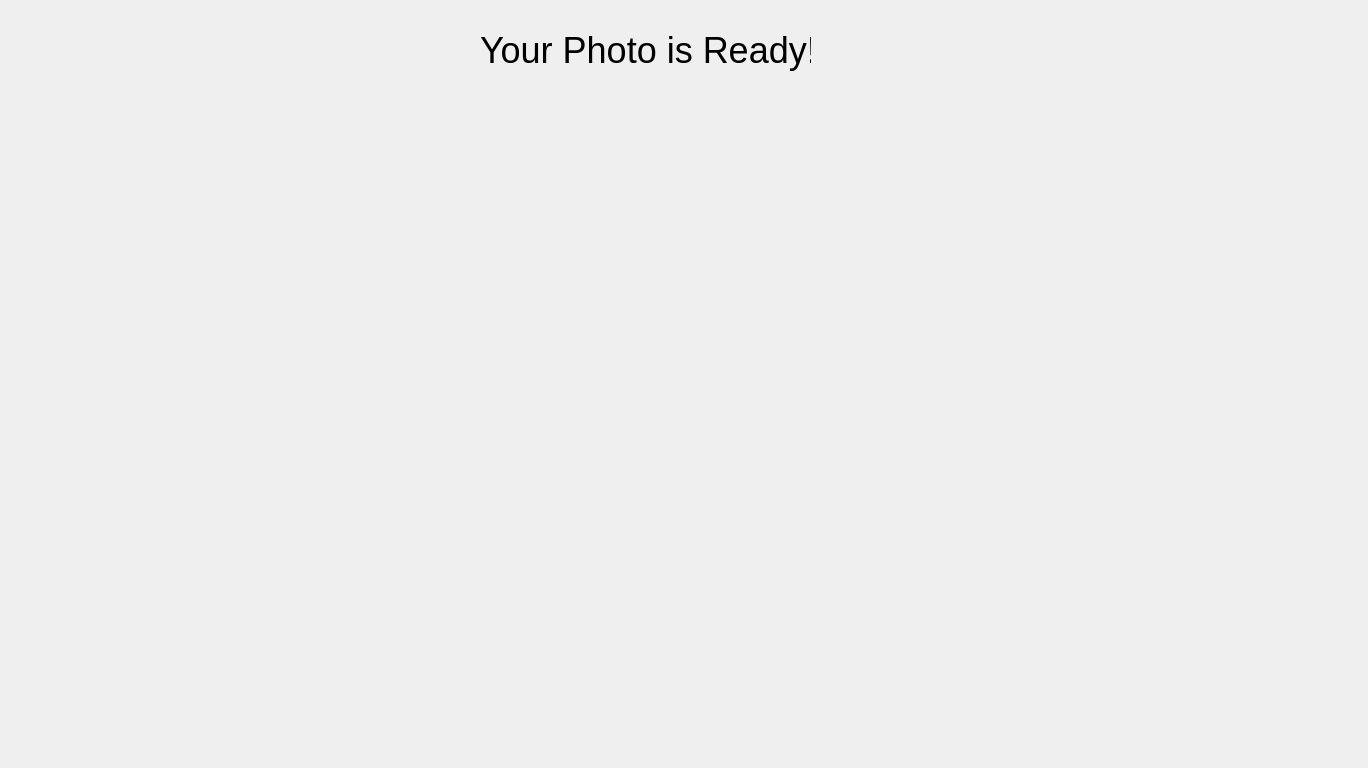
First picture: the form in mainwindow.ui, repository samckittrick/PiBooth, before the edit.
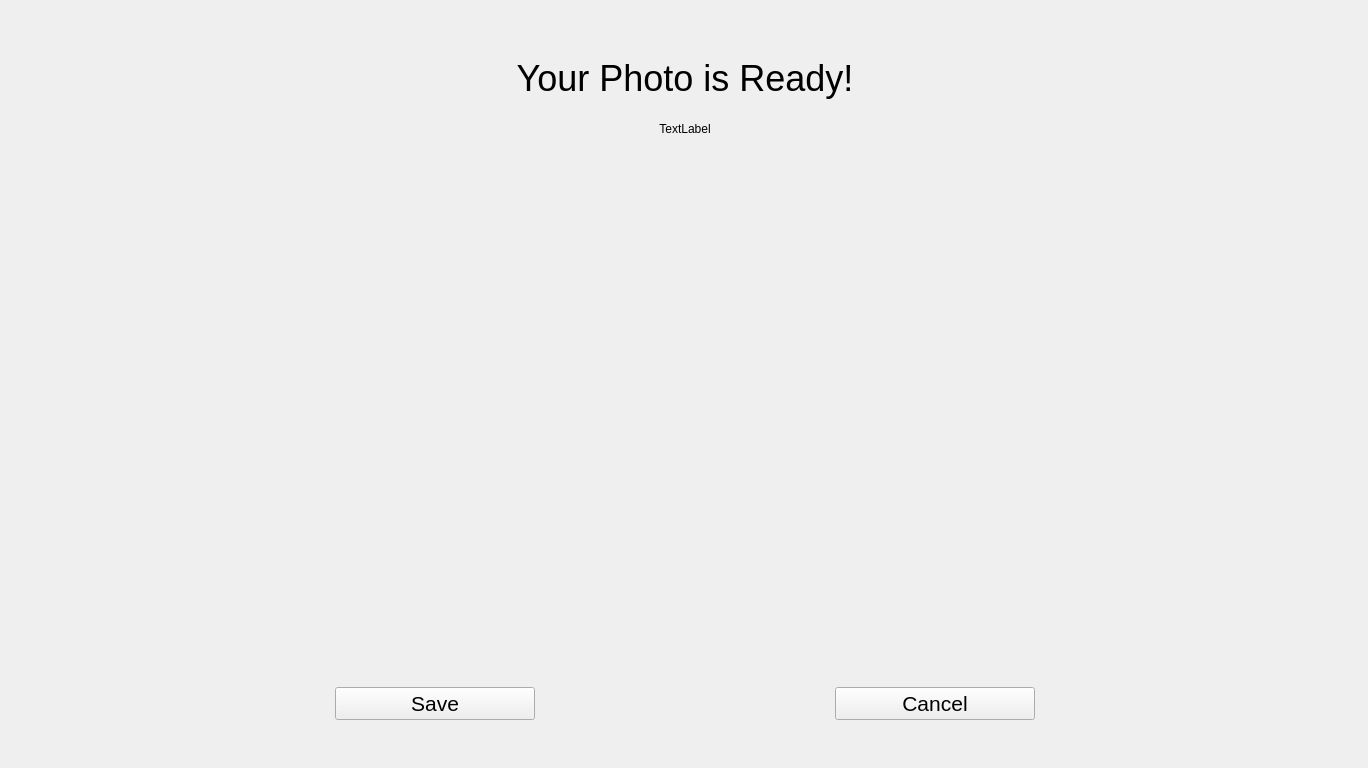
Second picture: the form after the edit. The open tabs and pages were chosen to show the change.

Patch:
```diff
--- a/mainwindow.ui
+++ b/mainwindow.ui
@@ -23,6 +23,12 @@
       <height>768</height>
      </rect>
     </property>
+    <property name="layoutDirection">
+     <enum>Qt::LeftToRight</enum>
+    </property>
+    <property name="currentIndex">
+     <number>3</number>
+    </property>
     <widget class="QWidget" name="page">
      <widget class="QWidget" name="gridLayoutWidget">
       <property name="geometry">
@@ -57,69 +63,192 @@
       <property name="geometry">
        <rect>
         <x>70</x>
-        <y>110</y>
+        <y>50</y>
         <width>1221</width>
-        <height>611</height>
+        <height>671</height>
        </rect>
       </property>
       <layout class="QGridLayout" name="gridLayout_2">
+       <item row="1" column="0">
+        <widget class="QListView" name="templateView">
+         <property name="viewMode">
+          <enum>QListView::IconMode</enum>
+         </property>
+        </widget>
+       </item>
        <item row="0" column="0">
-        <widget class="QListView" name="templateView"/>
+        <widget class="QLabel" name="templateSelectLabel">
+         <property name="font">
+          <font>
+           <pointsize>27</pointsize>
+          </font>
+         </property>
+         <property name="layoutDirection">
+          <enum>Qt::LeftToRight</enum>
+         </property>
+         <property name="text">
+          <string>Please Select a Template</string>
+         </property>
+         <property name="alignment">
+          <set>Qt::AlignCenter</set>
+         </property>
+        </widget>
        </item>
       </layout>
      </widget>
-     <widget class="QLabel" name="label">
-      <property name="geometry">
-       <rect>
-        <x>480</x>
-        <y>40</y>
-        <width>431</width>
-        <height>41</height>
-       </rect>
-      </property>
-      <property name="font">
-       <font>
-        <pointsize>27</pointsize>
-       </font>
-      </property>
-      <property name="text">
-       <string>Please Select a Template</string>
-      </property>
-     </widget>
     </widget>
+    <widget class="QWidget" name="page_4"/>
     <widget class="QWidget" name="page_3">
-     <widget class="QLabel" name="label_3">
+     <widget class="QWidget" name="verticalLayoutWidget">
       <property name="geometry">
        <rect>
-        <x>480</x>
+        <x>30</x>
         <y>30</y>
-        <width>331</width>
-        <height>41</height>
+        <width>1311</width>
+        <height>701</height>
        </rect>
       </property>
+      <layout class="QGridLayout" name="gridLayout_3" rowstretch="1,3,0">
+       <item row="2" column="1">
+        <widget class="QPushButton" name="CancelButton">
+         <property name="sizePolicy">
+          <sizepolicy hsizetype="Preferred" vsizetype="Preferred">
+           <horstretch>0</horstretch>
+           <verstretch>0</verstretch>
+          </sizepolicy>
+         </property>
+         <property name="maximumSize">
+          <size>
+           <width>200</width>
+           <height>16777215</height>
+          </size>
+         </property>
+         <property name="font">
+          <font>
+           <pointsize>16</pointsize>
+          </font>
+         </property>
+         <property name="text">
+          <string>Cancel</string>
+         </property>
+        </widget>
+       </item>
+       <item row="2" column="0">
+        <widget class="QPushButton" name="SaveButton">
+         <property name="sizePolicy">
+          <sizepolicy hsizetype="Preferred" vsizetype="Preferred">
+           <horstretch>0</horstretch>
+           <verstretch>0</verstretch>
+          </sizepolicy>
+         </property>
+         <property name="maximumSize">
+          <size>
+           <width>200</width>
+           <height>16777215</height>
+          </size>
+         </property>
+         <property name="font">
+          <font>
+           <pointsize>16</pointsize>
+          </font>
+         </property>
+         <property name="text">
+          <string>Save</string>
+         </property>
+        </widget>
+       </item>
+       <item row="0" column="0" colspan="2">
+        <widget class="QLabel" name="resultTextLabel">
+         <property name="maximumSize">
+          <size>
+           <width>16777215</width>
+           <height>75</height>
+          </size>
+         </property>
+         <property name="font">
+          <font>
+           <pointsize>27</pointsize>
+          </font>
+         </property>
+         <property name="text">
+          <string>Your Photo is Ready!</string>
+         </property>
+         <property name="alignment">
+          <set>Qt::AlignCenter</set>
+         </property>
+        </widget>
+       </item>
+       <item row="1" column="0" colspan="2">
+        <widget class="QLabel" name="resultImageLabel">
+         <property name="sizePolicy">
+          <sizepolicy hsizetype="Expanding" vsizetype="Expanding">
+           <horstretch>1</horstretch>
+           <verstretch>1</verstretch>
+          </sizepolicy>
+         </property>
+         <property name="minimumSize">
+          <size>
+           <width>0</width>
+           <height>0</height>
+          </size>
+         </property>
+         <property name="text">
+          <string>TextLabel</string>
+         </property>
+         <property name="alignment">
+          <set>Qt::AlignHCenter|Qt::AlignTop</set>
+         </property>
+         <property name="margin">
+          <number>50</number>
+         </property>
+        </widget>
+       </item>
+      </layout>
+     </widget>
+    </widget>
+    <widget class="QWidget" name="page_5">
+     <widget class="QLabel" name="NameLabel_2">
+      <property name="geometry">
+       <rect>
+        <x>0</x>
+        <y>0</y>
+        <width>1369</width>
+        <height>769</height>
+       </rect>
+      </property>
       <property name="font">
        <font>
-        <pointsize>27</pointsize>
+        <pointsize>20</pointsize>
        </font>
       </property>
       <property name="text">
-       <string>Your Photo is Ready!</string>
+       <string>Saving Photo...</string>
       </property>
+      <property name="alignment">
+       <set>Qt::AlignCenter</set>
+      </property>
      </widget>
-     <widget class="QLabel" name="resultImageLabel">
+    </widget>
+    <widget class="QWidget" name="page_6">
+     <widget class="QLabel" name="NameLabel_3">
       <property name="geometry">
        <rect>
-        <x>250</x>
-        <y>110</y>
-        <width>871</width>
-        <height>511</height>
+        <x>0</x>
+        <y>0</y>
+        <width>1369</width>
+        <height>769</height>
        </rect>
       </property>
+      <property name="font">
+       <font>
+        <pointsize>20</pointsize>
+       </font>
+      </property>
       <property name="text">
-       <string/>
+       <string>Photo Saved Successfully!</string>
       </property>
-      <property name="scaledContents">
-       <bool>true</bool>
+      <property name="alignment">
+       <set>Qt::AlignCenter</set>
       </property>
      </widget>
     </widget>
```
